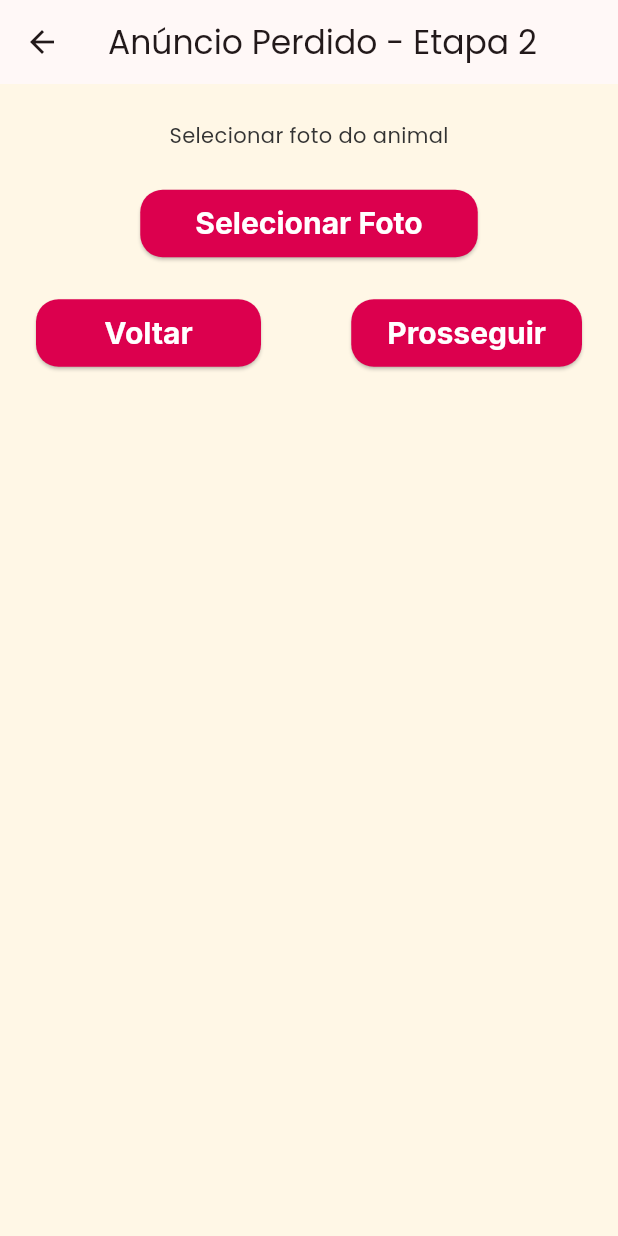
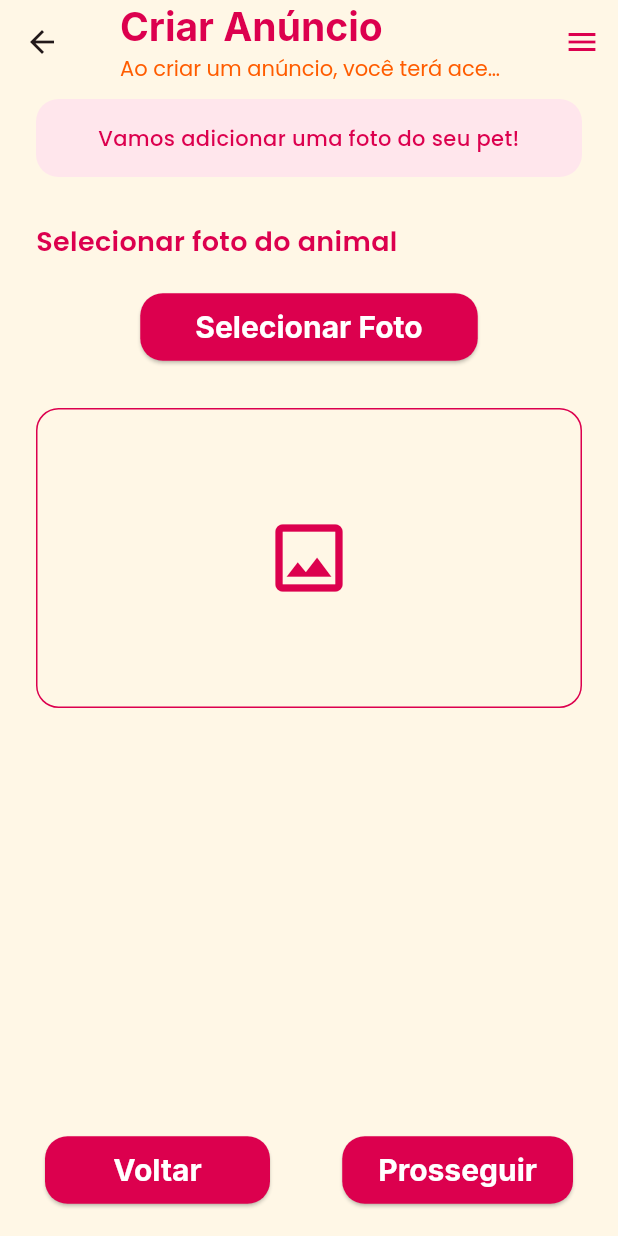
Before and after one commit to AnaVolkmannn/Adopet, a Flutter app: the CriarAnuncioPerdido02 screen opened by its route, on a phone screen of 412 x 824 dp. Run offline on Flutter 3.47's test engine with Material 3 defaults, Android fonts, the phone set to English and light mode, and no system bars; our stand-ins replace google_fonts.

Commit message:
codigo rodando com estilização

```diff
--- a/lib/main.dart
+++ b/lib/main.dart
@@ -5,7 +5,7 @@ import 'screens/start_screen.dart';
 import 'screens/signup_screen.dart';
 import 'screens/login_screen.dart';
 import 'screens/home_screen.dart';
-import 'screens/divulgar_pet/perdido/criar_anuncio_perdido_01.dart';
+import 'screens/divulgar_pet/divulgar_pet_start.dart';
 import 'screens/divulgar_pet/perdido/criar_anuncio_perdido_02.dart';
 import 'screens/divulgar_pet/perdido/criar_anuncio_perdido_03.dart';
 import 'screens/divulgar_pet/perdido/criar_anuncio_perdido_04.dart';
@@ -38,7 +38,7 @@ class MyApp extends StatelessWidget {
         '/signup': (context) => const SignupScreen(),
         '/login': (context) => const LoginScreen(),
         '/home': (context) => const HomeScreen(),
-        '/perdido1': (context) => const CriarAnuncioPerdido01(),
+        '/divulgar': (context) => const DivulgarPetStart(),
         '/perdido2': (context) => const CriarAnuncioPerdido02(),
         '/perdido3': (context) => const CriarAnuncioPerdido03(),
         '/perdido4': (context) => const CriarAnuncioPerdido04(),
--- a/lib/screens/divulgar_pet/perdido/criar_anuncio_perdido_02.dart
+++ b/lib/screens/divulgar_pet/perdido/criar_anuncio_perdido_02.dart
@@ -1,4 +1,5 @@
 import 'package:flutter/material.dart';
+import '../../../widgets/anuncio_base_screen.dart';
 import '../../../widgets/custom_button.dart';
 
 class CriarAnuncioPerdido02 extends StatelessWidget {
@@ -6,36 +7,74 @@ class CriarAnuncioPerdido02 extends StatelessWidget {
 
   @override
   Widget build(BuildContext context) {
-    return Scaffold(
-      appBar: AppBar(title: const Text('Anúncio Perdido - Etapa 2')),
-      body: Padding(
-        padding: const EdgeInsets.all(24),
-        child: Column(
-          children: [
-            const Text('Selecionar foto do animal'),
-            const SizedBox(height: 25),
-            CustomButton(
+    return AnuncioBaseScreen(
+      onBack: () => Navigator.pop(context),
+      onNext: () => Navigator.pushNamed(context, '/perdido3'),
+      child: Column(
+        crossAxisAlignment: CrossAxisAlignment.start,
+        children: [
+          // 💬 Título da seção
+          Container(
+            width: double.infinity,
+            padding: const EdgeInsets.all(16),
+            margin: const EdgeInsets.only(bottom: 20),
+            decoration: BoxDecoration(
+              color: const Color(0xFFFFE6EC),
+              borderRadius: BorderRadius.circular(15),
+            ),
+            child: const Text(
+              'Vamos adicionar uma foto do seu pet!',
+              textAlign: TextAlign.center,
+              style: TextStyle(
+                fontFamily: 'Poppins',
+                color: Color(0xFFDC004E),
+                fontWeight: FontWeight.w500,
+              ),
+            ),
+          ),
+
+          const SizedBox(height: 10),
+          const Text(
+            'Selecionar foto do animal',
+            style: TextStyle(
+              fontFamily: 'Poppins',
+              fontSize: 18,
+              fontWeight: FontWeight.w600,
+              color: Color(0xFFDC004E),
+            ),
+          ),
+          const SizedBox(height: 20),
+
+          // 📸 Botão para selecionar imagem
+          Center(
+            child: CustomButton(
               text: 'Selecionar Foto',
-              onPressed: () {},
+              onPressed: () {
+                // TODO: implementar seletor de imagem
+              },
             ),
-            const SizedBox(height: 25),
-            Row(
-              mainAxisAlignment: MainAxisAlignment.spaceBetween,
-              children: [
-                CustomButton(
-                  text: 'Voltar',
-                  small: true,
-                  onPressed: () => Navigator.pop(context),
-                ),
-                CustomButton(
-                  text: 'Prosseguir',
-                  small: true,
-                  onPressed: () => Navigator.pushNamed(context, '/perdido3'),
-                ),
-              ],
+          ),
+
+          const SizedBox(height: 30),
+
+          // 🖼️ Placeholder da imagem selecionada (futuro)
+          Container(
+            width: double.infinity,
+            height: 200,
+            decoration: BoxDecoration(
+              color: const Color(0xFFFFF7E6),
+              borderRadius: BorderRadius.circular(15),
+              border: Border.all(color: const Color(0xFFDC004E)),
             ),
-          ],
-        ),
+            child: const Center(
+              child: Icon(
+                Icons.image_outlined,
+                color: Color(0xFFDC004E),
+                size: 60,
+              ),
+            ),
+          ),
+        ],
       ),
     );
   }
```
Also changed, not shown: lib/screens/divulgar_pet/divulgar_pet_start.dart (added, +196 -0 lines), lib/screens/divulgar_pet/perdido/criar_anuncio_perdido_01.dart (deleted, +0 -85 lines).
